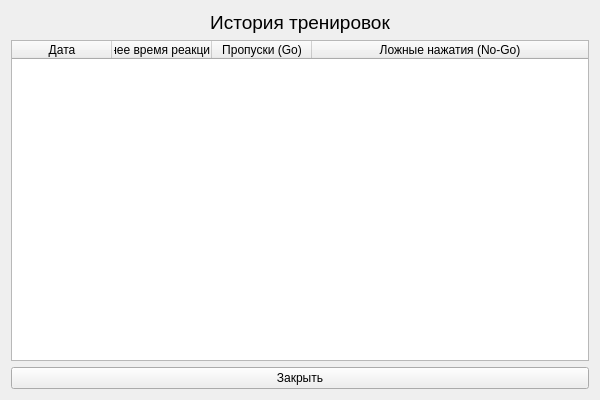
Before: the Qt Designer form src/client/ui/statistics_window.ui in chexontez/code-forces-neuralsprint, drawn with Qt 5.
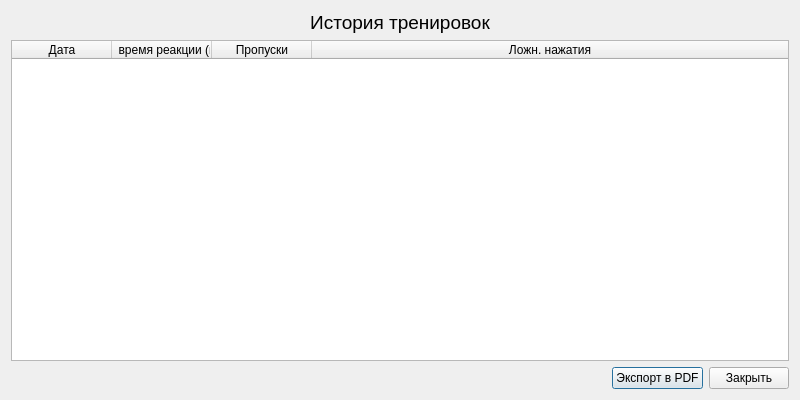
After: the same form once the commit is applied.

```diff
--- a/src/client/ui/statistics_window.ui
+++ b/src/client/ui/statistics_window.ui
@@ -1,12 +1,12 @@
 <?xml version="1.0" encoding="UTF-8"?>
 <ui version="4.0">
  <class>StatisticsWindow</class>
- <widget class="QWidget" name="StatisticsWindow">
+ <widget class="QDialog" name="StatisticsWindow">
   <property name="geometry">
    <rect>
     <x>0</x>
     <y>0</y>
-    <width>600</width>
+    <width>800</width>
     <height>400</height>
    </rect>
   </property>
@@ -47,19 +47,41 @@
      </column>
      <column>
       <property name="text">
-       <string>Среднее время реакции (мс)</string>
+       <string>Ср. время реакции (мс)</string>
       </property>
      </column>
      <column>
       <property name="text">
-       <string>Пропуски (Go)</string>
+       <string>Пропуски</string>
       </property>
      </column>
      <column>
       <property name="text">
-       <string>Ложные нажатия (No-Go)</string>
+       <string>Ложн. нажатия</string>
       </property>
      </column>
+    </widget>
+   </item>
+   <item>
+    <layout class="QHBoxLayout" name="horizontalLayout">
+     <item>
+      <spacer name="horizontalSpacer">
+       <property name="orientation">
+        <enum>Qt::Horizontal</enum>
+       </property>
+       <property name="sizeHint" stdset="0">
+        <size>
+         <width>40</width>
+         <height>20</height>
+        </size>
+       </property>
+      </spacer>
+     </item>
+     <item>
+      <widget class="QPushButton" name="exportPdfButton">
+       <property name="text">
+        <string>Экспорт в PDF</string>
+       </property>
     </widget>
    </item>
    <item>
@@ -68,6 +90,8 @@
       <string>Закрыть</string>
      </property>
     </widget>
+     </item>
+    </layout>
    </item>
   </layout>
  </widget>
```
Lines whose indentation alone changed are shown as unchanged.
